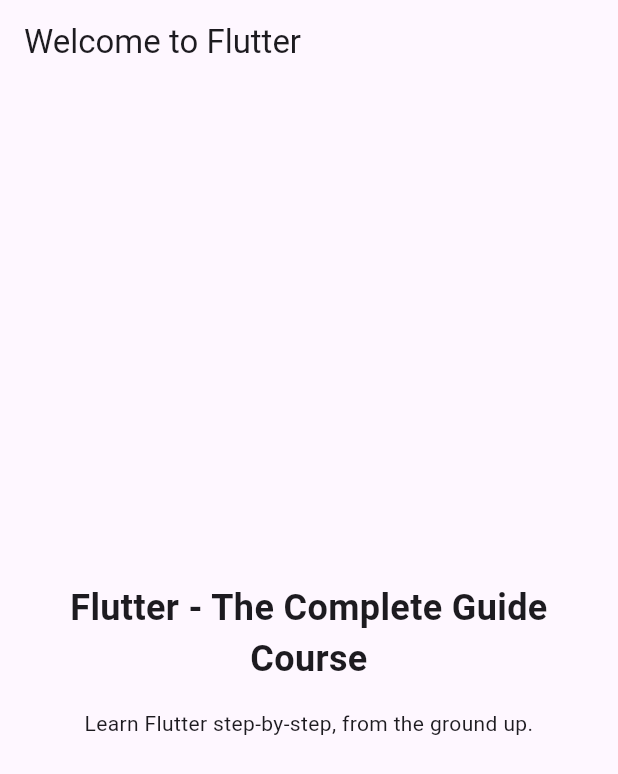
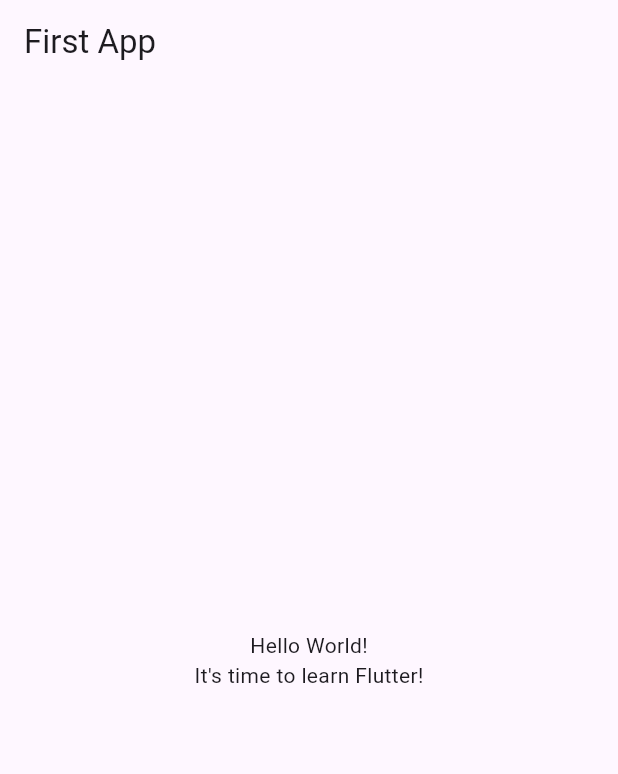
Before and after one commit to kylamurakami/CSIT284-Dacula, a Flutter app: the screen it shows after launch, on a phone screen of 412 x 824 dp. Shown: the top 774 px of the screen. Run offline on Flutter 3.47's test engine with Material 3 defaults, Android fonts, the phone set to English and light mode, and no system bars.

Commit message:
Update welcome message

```diff
--- a/quiz_app/lib/main.dart
+++ b/quiz_app/lib/main.dart
@@ -4,46 +4,29 @@
   runApp(const MyApp());
 }
 
-// With Flutter, you create user interfaces by combining "widgets"
-// You'll learn all about them (and much more) throughout this course!
 class MyApp extends StatelessWidget {
   const MyApp({super.key});
 
-  // Every custom widget must have a build() method
-  // It tells Flutter, which widgets make up your custom widget
-  // Again: You'll learn all about that throughout the course!
   @override
   Widget build(BuildContext context) {
-    // Below, a bunch of built-in widgets are used (provided by Flutter)
-    // They will be explained in the next sections
-    // In this course, you will, of course, not just use them a lot but
-    // also learn about many other widgets!
     return MaterialApp(
-      title: 'Flutter First App',
-      theme: ThemeData(useMaterial3: true),
+      title: 'Flutter Demo',
+      theme: ThemeData(
+        primarySwatch: Colors.blue,
+      ),
       home: Scaffold(
         appBar: AppBar(
-          title: const Text('Welcome to Flutter'),
+          title: const Text('First App'),
         ),
-        body: Container(
-          width: double.infinity,
-          padding: const EdgeInsets.all(12),
+        body: Center(
           child: Column(
             mainAxisAlignment: MainAxisAlignment.center,
-            crossAxisAlignment: CrossAxisAlignment.center,
             children: const [
               Text(
-                'Flutter - The Complete Guide Course',
-                textAlign: TextAlign.center,
-                style: TextStyle(
-                  fontSize: 24,
-                  fontWeight: FontWeight.bold,
-                ),
+                'Hello World!',
               ),
-              SizedBox(height: 16),
               Text(
-                'Learn Flutter step-by-step, from the ground up.',
-                textAlign: TextAlign.center,
+                'It\'s time to learn Flutter!',
               ),
             ],
           ),
```
Also changed, not shown: quiz_app/pubspec.yaml (+11 -10 lines), quiz_app/pubspec.lock, 1 other file.
